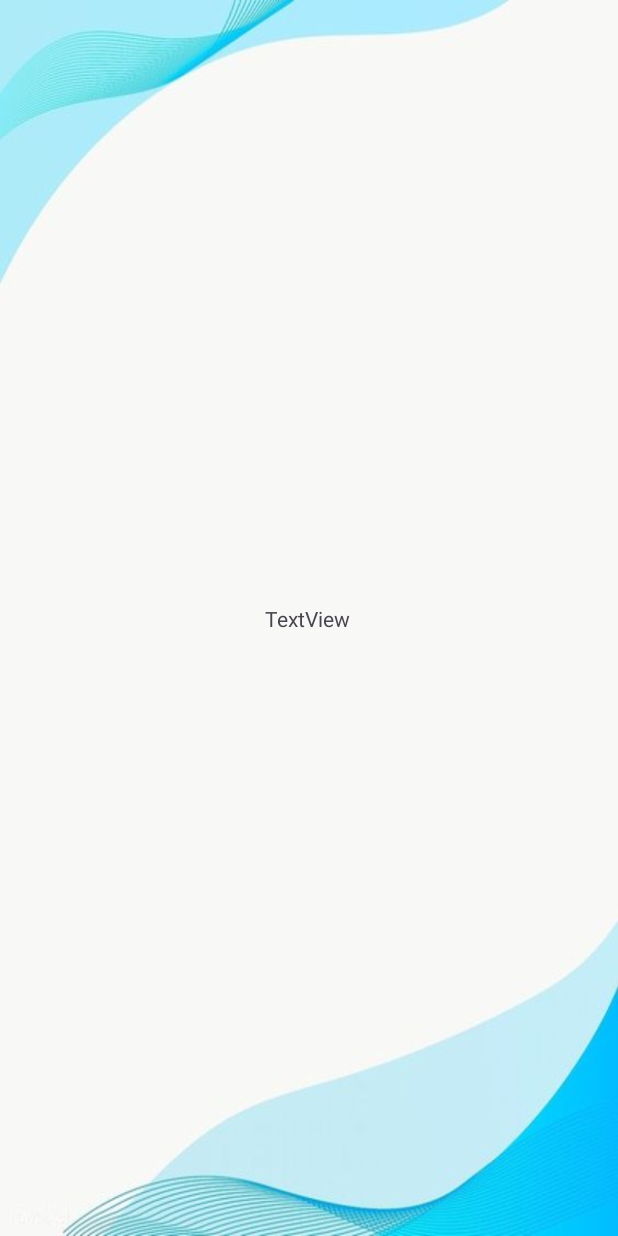
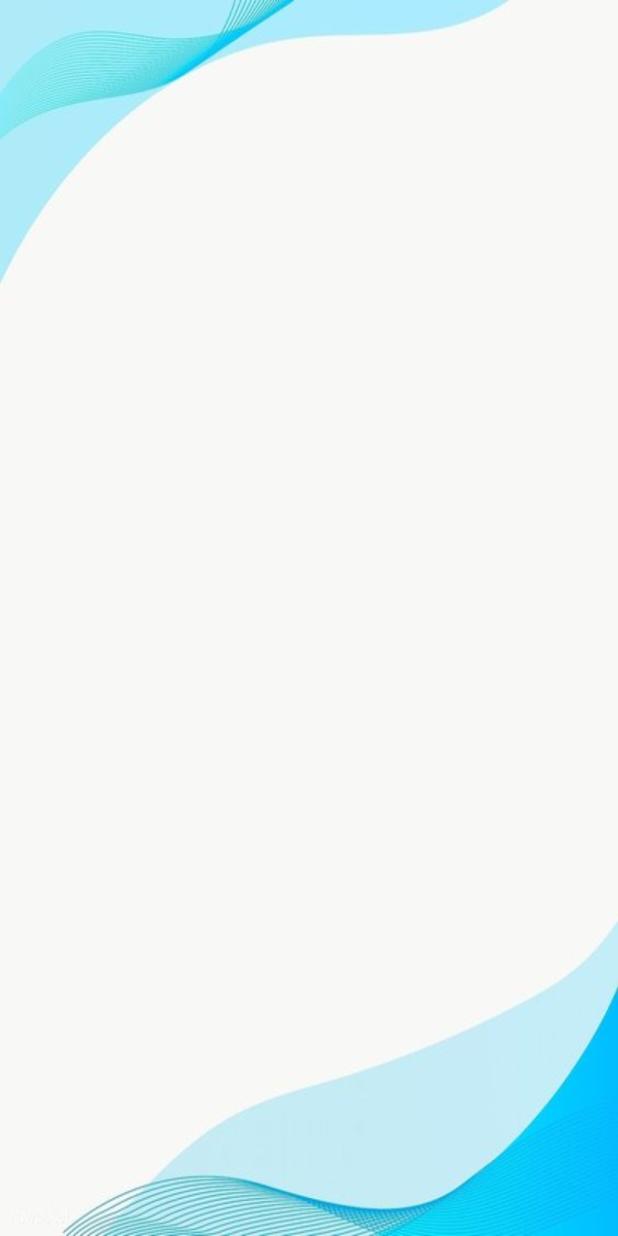
Before and after one commit to JosethAlarcon/Agenda_Pro, an Android app: the Reservas screen opened directly, with no data from a screen before it, on a phone screen of 412 x 824 dp. Run offline under Robolectric (Android 15) with nearby library versions, the phone set to English and light mode, and no system bars.

Commit message:
Borre el text de prueba

```diff
--- a/app/src/main/res/layout/activity_reservas.xml
+++ b/app/src/main/res/layout/activity_reservas.xml
@@ -6,16 +6,4 @@
     android:background="@drawable/fondo_aplicacion"
     android:layout_width="match_parent"
     android:layout_height="match_parent"
-    tools:context=".Reservas">
-
-    <TextView
-        android:id="@+id/textView4"
-        android:layout_width="wrap_content"
-        android:layout_height="wrap_content"
-        android:text="TextView"
-        app:layout_constraintBottom_toBottomOf="parent"
-        app:layout_constraintEnd_toEndOf="parent"
-        app:layout_constraintHorizontal_bias="0.498"
-        app:layout_constraintStart_toStartOf="parent"
-        app:layout_constraintTop_toTopOf="parent" />
-</androidx.constraintlayout.widget.ConstraintLayout>
+    tools:context=".Reservas"/>
```
